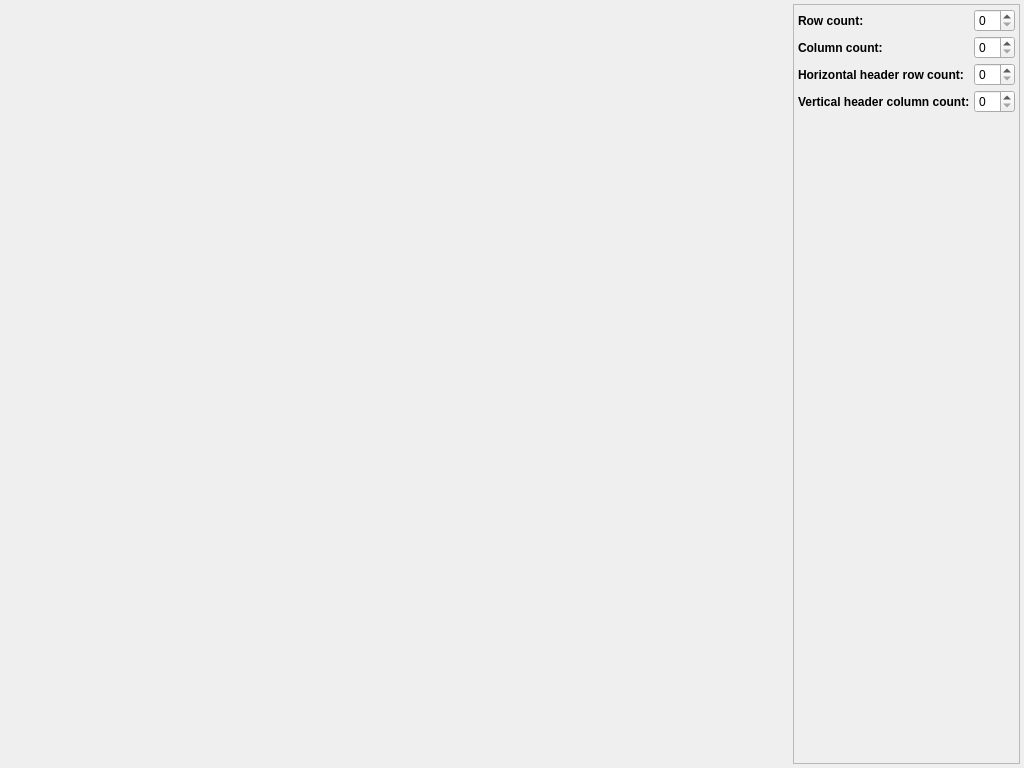
This is src/controller/controllerdialog.ui in Gris87/Qt_FastTableWidget as Qt 5 draws it before an edit. The edited form follows.
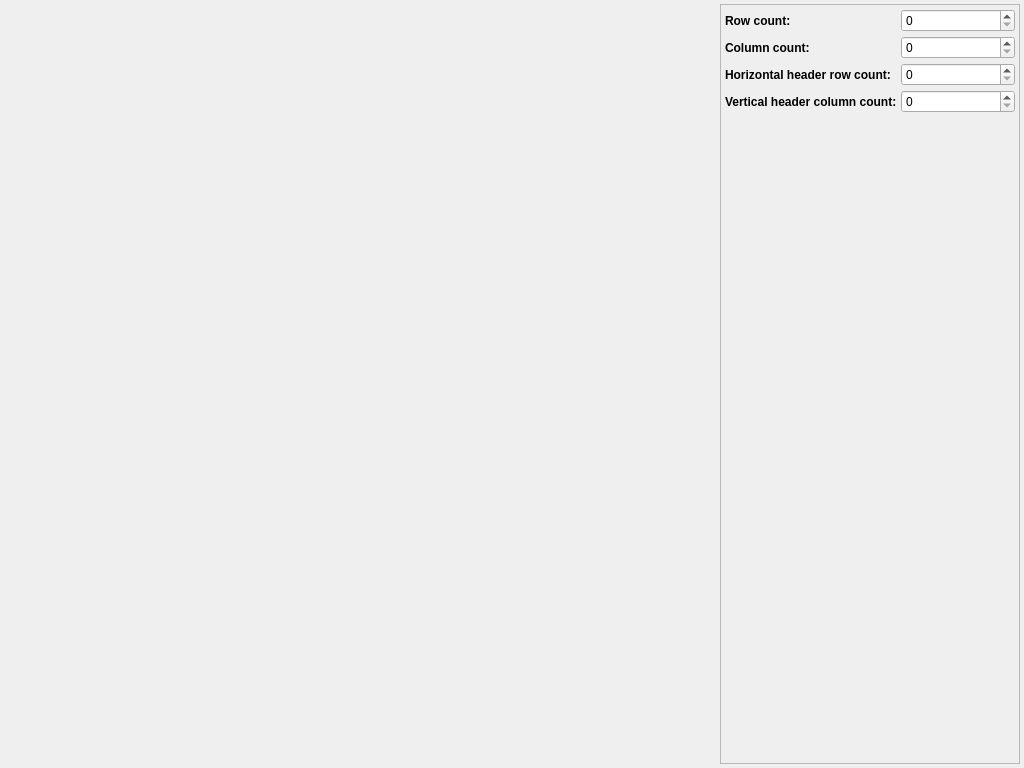
This is the edited form.

The edit to the form file:
```diff
--- a/src/controller/controllerdialog.ui
+++ b/src/controller/controllerdialog.ui
@@ -48,7 +48,7 @@
      </property>
      <property name="minimumSize">
       <size>
-       <width>226</width>
+       <width>300</width>
        <height>0</height>
       </size>
      </property>
@@ -60,7 +60,7 @@
        <rect>
         <x>0</x>
         <y>0</y>
-        <width>224</width>
+        <width>298</width>
         <height>758</height>
        </rect>
       </property>
```
